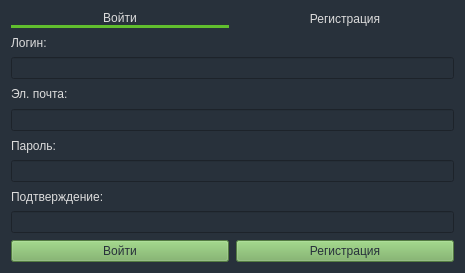
First picture: the form in client/authregform.ui, repository nastoiika/TehnologProg, before the edit.
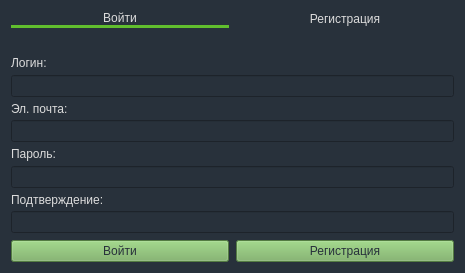
Second picture: the form after the edit.

Patch:
```diff
--- a/client/authregform.ui
+++ b/client/authregform.ui
@@ -76,6 +76,16 @@
        <property name="sizeConstraint">
         <enum>QLayout::SetMinimumSize</enum>
        </property>
+       <item>
+        <widget class="QLabel" name="label_5">
+         <property name="styleSheet">
+          <string notr="true">color: rgb(220, 220, 220);</string>
+         </property>
+         <property name="text">
+          <string/>
+         </property>
+        </widget>
+       </item>
        <item>
         <widget class="QLabel" name="label">
          <property name="styleSheet">
```
